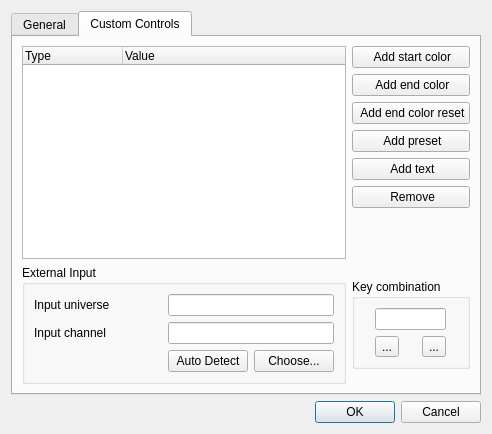
First picture: the form in ui/src/virtualconsole/vcmatrixproperties.ui, repository mcallegari/qlcplus, before the edit.
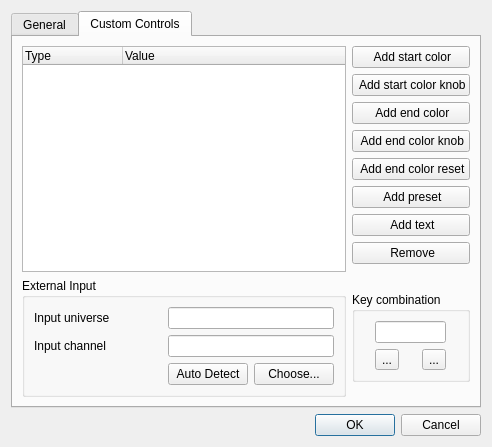
Second picture: the form after the edit. The open tabs and pages were chosen to show the change. Icons and pictures are not drawn.

Patch:
```diff
--- a/ui/src/virtualconsole/vcmatrixproperties.ui
+++ b/ui/src/virtualconsole/vcmatrixproperties.ui
@@ -221,29 +221,7 @@
       <layout class="QVBoxLayout" name="verticalLayout">
        <item>
         <layout class="QGridLayout" name="gridLayout_5">
-         <item row="5" column="2">
-          <widget class="QPushButton" name="m_removeButton">
-           <property name="text">
-            <string> Remove</string>
-           </property>
-           <property name="icon">
-            <iconset resource="../qlcui.qrc">
-             <normaloff>:/edit_remove.png</normaloff>:/edit_remove.png</iconset>
-           </property>
-          </widget>
-         </item>
-         <item row="3" column="2">
-          <widget class="QPushButton" name="m_addPresetButton">
-           <property name="text">
-            <string> Add preset</string>
-           </property>
-           <property name="icon">
-            <iconset resource="../qlcui.qrc">
-             <normaloff>:/script.png</normaloff>:/script.png</iconset>
-           </property>
-          </widget>
-         </item>
-         <item row="0" column="1" rowspan="7">
+         <item row="0" column="1" rowspan="9">
           <widget class="QTreeWidget" name="m_controlsTree">
            <column>
             <property name="text">
@@ -257,103 +235,7 @@
            </column>
           </widget>
          </item>
-         <item row="0" column="2">
-          <widget class="QPushButton" name="m_addStartColorButton">
-           <property name="text">
-            <string> Add start color</string>
-           </property>
-           <property name="icon">
-            <iconset resource="../qlcui.qrc">
-             <normaloff>:/color.png</normaloff>:/color.png</iconset>
-           </property>
-          </widget>
-         </item>
-         <item row="1" column="2">
-          <widget class="QPushButton" name="m_addEndColorButton">
-           <property name="text">
-            <string> Add end color</string>
-           </property>
-           <property name="icon">
-            <iconset resource="../qlcui.qrc">
-             <normaloff>:/color.png</normaloff>:/color.png</iconset>
-           </property>
-          </widget>
-         </item>
-         <item row="7" column="2">
-          <widget class="QGroupBox" name="groupBox_2">
-           <property name="sizePolicy">
-            <sizepolicy hsizetype="Preferred" vsizetype="Fixed">
-             <horstretch>0</horstretch>
-             <verstretch>0</verstretch>
-            </sizepolicy>
-           </property>
-           <property name="title">
-            <string>Key combination</string>
-           </property>
-           <layout class="QGridLayout" name="gridLayout_6">
-            <property name="leftMargin">
-             <number>3</number>
-            </property>
-            <property name="topMargin">
-             <number>9</number>
-            </property>
-            <property name="rightMargin">
-             <number>3</number>
-            </property>
-            <item row="1" column="0">
-             <widget class="QToolButton" name="m_detachKey">
-              <property name="toolTip">
-               <string>Remove the control's keyboard shortcut key</string>
-              </property>
-              <property name="text">
-               <string notr="true">...</string>
-              </property>
-              <property name="icon">
-               <iconset resource="../qlcui.qrc">
-                <normaloff>:/fileclose.png</normaloff>:/fileclose.png</iconset>
-              </property>
-              <property name="iconSize">
-               <size>
-                <width>32</width>
-                <height>32</height>
-               </size>
-              </property>
-             </widget>
-            </item>
-            <item row="1" column="1">
-             <widget class="QToolButton" name="m_attachKey">
-              <property name="toolTip">
-               <string>Set a key combination for this control</string>
-              </property>
-              <property name="text">
-               <string notr="true">...</string>
-              </property>
-              <property name="icon">
-               <iconset resource="../qlcui.qrc">
-                <normaloff>:/key_bindings.png</normaloff>:/key_bindings.png</iconset>
-              </property>
-              <property name="iconSize">
-               <size>
-                <width>32</width>
-                <height>32</height>
-               </size>
-              </property>
-             </widget>
-            </item>
-            <item row="0" column="0" colspan="2">
-             <widget class="QLineEdit" name="m_keyEdit">
-              <property name="toolTip">
-               <string>Keyboard combination that toggles this control</string>
-              </property>
-              <property name="readOnly">
-               <bool>true</bool>
-              </property>
-             </widget>
-            </item>
-           </layout>
-          </widget>
-         </item>
-         <item row="7" column="1">
+         <item row="9" column="1">
           <widget class="QGroupBox" name="m_externalInputGroup_2">
            <property name="sizePolicy">
             <sizepolicy hsizetype="Preferred" vsizetype="Fixed">
@@ -438,18 +320,51 @@
            </layout>
           </widget>
          </item>
-         <item row="4" column="2">
-          <widget class="QPushButton" name="m_addTextButton">
+         <item row="0" column="2">
+          <widget class="QPushButton" name="m_addStartColorButton">
            <property name="text">
-            <string> Add text</string>
+            <string> Add start color</string>
            </property>
            <property name="icon">
             <iconset resource="../qlcui.qrc">
-             <normaloff>:/fonts.png</normaloff>:/fonts.png</iconset>
+             <normaloff>:/color.png</normaloff>:/color.png</iconset>
+           </property>
+          </widget>
+         </item>
+         <item row="1" column="2">
+          <widget class="QPushButton" name="m_addStartColorKnobButton">
+           <property name="text">
+            <string> Add start color knob</string>
+           </property>
+           <property name="icon">
+            <iconset resource="../qlcui.qrc">
+             <normaloff>:/color.png</normaloff>:/color.png</iconset>
            </property>
           </widget>
          </item>
          <item row="2" column="2">
+          <widget class="QPushButton" name="m_addEndColorButton">
+           <property name="text">
+            <string> Add end color</string>
+           </property>
+           <property name="icon">
+            <iconset resource="../qlcui.qrc">
+             <normaloff>:/color.png</normaloff>:/color.png</iconset>
+           </property>
+          </widget>
+         </item>
+         <item row="3" column="2">
+          <widget class="QPushButton" name="m_addEndColorKnobButton">
+           <property name="text">
+            <string> Add end color knob</string>
+           </property>
+           <property name="icon">
+            <iconset resource="../qlcui.qrc">
+             <normaloff>:/color.png</normaloff>:/color.png</iconset>
+           </property>
+          </widget>
+         </item>
+         <item row="4" column="2">
           <widget class="QPushButton" name="m_addEndColorResetButton">
            <property name="text">
             <string> Add end color reset</string>
@@ -460,6 +375,113 @@
            </property>
           </widget>
          </item>
+         <item row="5" column="2">
+          <widget class="QPushButton" name="m_addPresetButton">
+           <property name="text">
+            <string> Add preset</string>
+           </property>
+           <property name="icon">
+            <iconset resource="../qlcui.qrc">
+             <normaloff>:/script.png</normaloff>:/script.png</iconset>
+           </property>
+          </widget>
+         </item>
+         <item row="6" column="2">
+          <widget class="QPushButton" name="m_addTextButton">
+           <property name="text">
+            <string> Add text</string>
+           </property>
+           <property name="icon">
+            <iconset resource="../qlcui.qrc">
+             <normaloff>:/fonts.png</normaloff>:/fonts.png</iconset>
+           </property>
+          </widget>
+         </item>
+         <item row="7" column="2">
+          <widget class="QPushButton" name="m_removeButton">
+           <property name="text">
+            <string> Remove</string>
+           </property>
+           <property name="icon">
+            <iconset resource="../qlcui.qrc">
+             <normaloff>:/edit_remove.png</normaloff>:/edit_remove.png</iconset>
+           </property>
+          </widget>
+         </item>
+         <item row="9" column="2">
+          <widget class="QGroupBox" name="groupBox_2">
+           <property name="sizePolicy">
+            <sizepolicy hsizetype="Preferred" vsizetype="Fixed">
+             <horstretch>0</horstretch>
+             <verstretch>0</verstretch>
+            </sizepolicy>
+           </property>
+           <property name="title">
+            <string>Key combination</string>
+           </property>
+           <layout class="QGridLayout" name="gridLayout_6">
+            <property name="leftMargin">
+             <number>3</number>
+            </property>
+            <property name="topMargin">
+             <number>9</number>
+            </property>
+            <property name="rightMargin">
+             <number>3</number>
+            </property>
+            <item row="1" column="0">
+             <widget class="QToolButton" name="m_detachKey">
+              <property name="toolTip">
+               <string>Remove the control's keyboard shortcut key</string>
+              </property>
+              <property name="text">
+               <string notr="true">...</string>
+              </property>
+              <property name="icon">
+               <iconset resource="../qlcui.qrc">
+                <normaloff>:/fileclose.png</normaloff>:/fileclose.png</iconset>
+              </property>
+              <property name="iconSize">
+               <size>
+                <width>32</width>
+                <height>32</height>
+               </size>
+              </property>
+             </widget>
+            </item>
+            <item row="1" column="1">
+             <widget class="QToolButton" name="m_attachKey">
+              <property name="toolTip">
+               <string>Set a key combination for this control</string>
+              </property>
+              <property name="text">
+               <string notr="true">...</string>
+              </property>
+              <property name="icon">
+               <iconset resource="../qlcui.qrc">
+                <normaloff>:/key_bindings.png</normaloff>:/key_bindings.png</iconset>
+              </property>
+              <property name="iconSize">
+               <size>
+                <width>32</width>
+                <height>32</height>
+               </size>
+              </property>
+             </widget>
+            </item>
+            <item row="0" column="0" colspan="2">
+             <widget class="QLineEdit" name="m_keyEdit">
+              <property name="toolTip">
+               <string>Keyboard combination that toggles this control</string>
+              </property>
+              <property name="readOnly">
+               <bool>true</bool>
+              </property>
+             </widget>
+            </item>
+           </layout>
+          </widget>
+         </item>
         </layout>
        </item>
       </layout>
```
